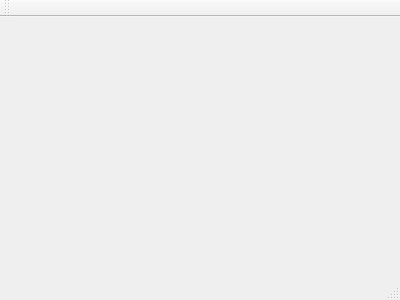
First picture: the form in ImageViewer/mainwindow.ui, repository votientu/Computer-Vision-with-OpenCV-and-Qt, before the edit.
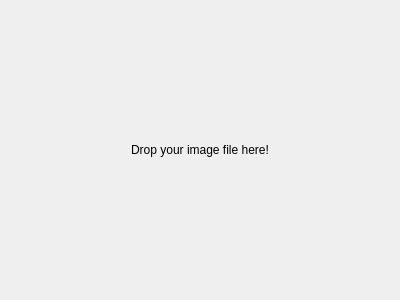
Second picture: the form after the edit.

Commit message: Image viewer with Qt

What changed in the file:
```diff
--- a/ImageViewer/mainwindow.ui
+++ b/ImageViewer/mainwindow.ui
@@ -12,13 +12,28 @@
   <property name="windowTitle" >
    <string>MainWindow</string>
   </property>
-  <widget class="QMenuBar" name="menuBar" />
-  <widget class="QToolBar" name="mainToolBar" />
-  <widget class="QWidget" name="centralWidget" />
-  <widget class="QStatusBar" name="statusBar" />
+  <widget class="QWidget" name="centralWidget">
+   <layout class="QGridLayout" name="gridLayout">
+    <item row="0" column="0">
+     <widget class="QLabel" name="label">
+      <property name="sizePolicy">
+       <sizepolicy hsizetype="Ignored" vsizetype="Ignored">
+        <horstretch>0</horstretch>
+        <verstretch>0</verstretch>
+       </sizepolicy>
+      </property>
+      <property name="text">
+       <string>Drop your image file here!</string>
+      </property>
+      <property name="alignment">
+       <set>Qt::AlignCenter</set>
+      </property>
+     </widget>
+    </item>
+   </layout>
+  </widget>
  </widget>
- <layoutDefault spacing="6" margin="11" />
- <pixmapfunction></pixmapfunction>
+ <layoutdefault spacing="6" margin="11"/>
  <resources/>
  <connections/>
 </ui>
```
Left out of the diff: 7 changed lines with no effect on the pictures. The commit also changes 2 other files.
